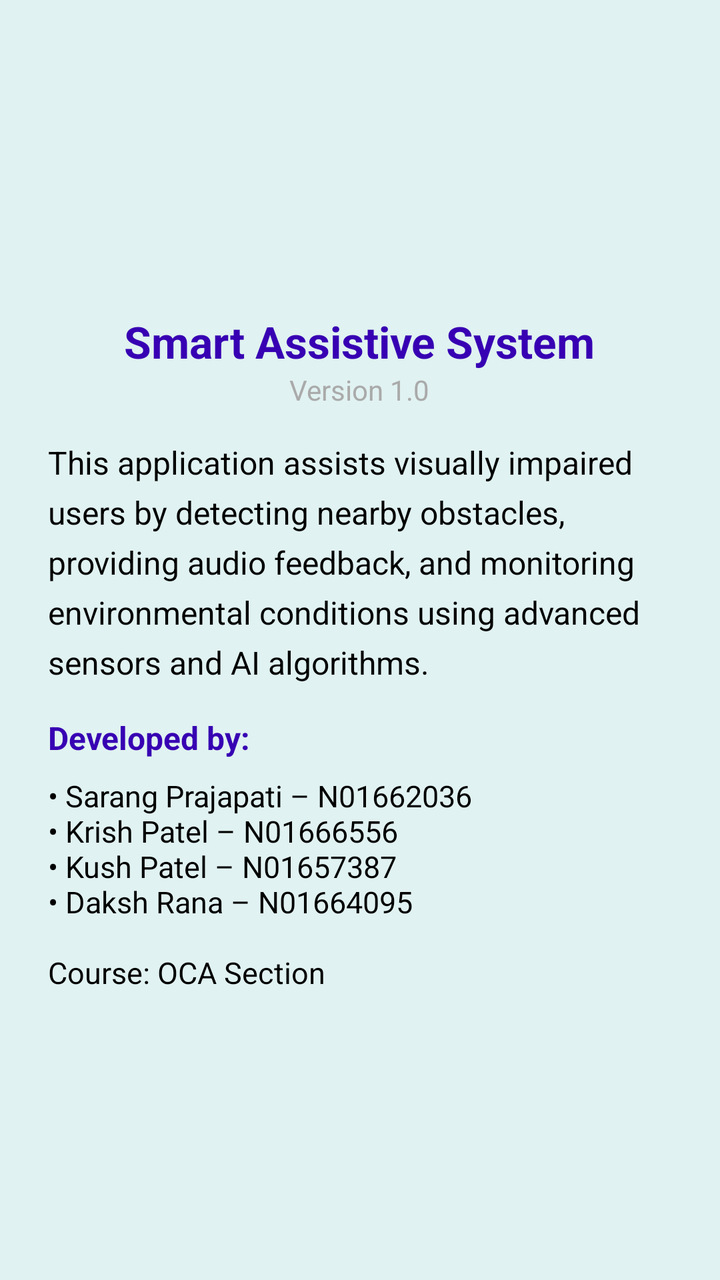
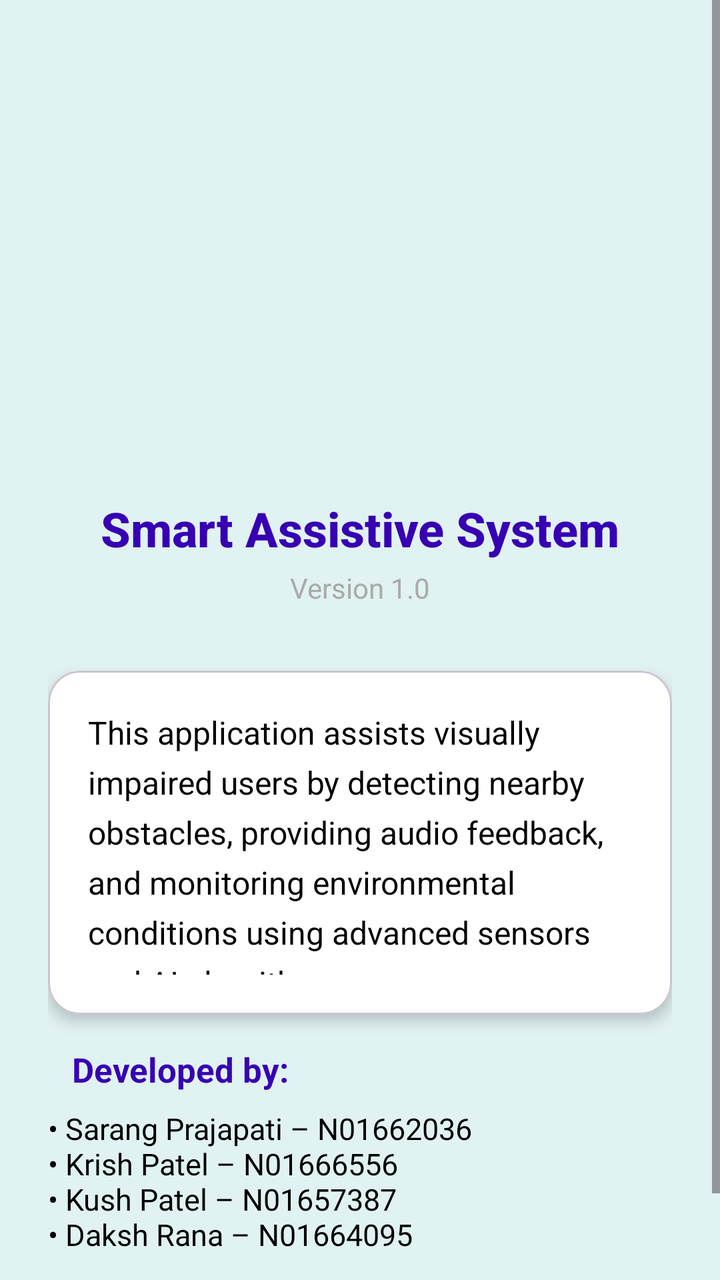

Screens rendered from an Android XML layout before and after an edit, with the pre-edit source and the edit as a unified diff.
<!-- AndroidManifest.xml: application theme Theme.SmartAssistiveSystem -->
<!-- res/layout/fragment_about.xml -->
<?xml version="1.0" encoding="utf-8"?>
<ScrollView xmlns:android="http://schemas.android.com/apk/res/android"
    android:layout_width="match_parent"
    android:layout_height="match_parent"
    android:background="@color/teal_50">

    <LinearLayout
        android:layout_width="match_parent"
        android:layout_height="wrap_content"
        android:orientation="vertical"
        android:padding="24dp">

        <ImageView
            android:layout_width="120dp"
            android:layout_height="120dp"
            android:src="@mipmap/ic_launcher_round"
            android:layout_gravity="center"
            android:contentDescription="App Logo"/>

        <TextView
            android:layout_width="wrap_content"
            android:layout_height="wrap_content"
            android:text="Smart Assistive System"
            android:textStyle="bold"
            android:textColor="@color/purple_700"
            android:textSize="22sp"
            android:layout_gravity="center"
            android:layout_marginTop="12dp"/>

        <TextView
            android:layout_width="wrap_content"
            android:layout_height="wrap_content"
            android:text="Version 1.0"
            android:textColor="@android:color/darker_gray"
            android:layout_gravity="center"
            android:layout_marginBottom="16dp"/>

        <TextView
            android:layout_width="match_parent"
            android:layout_height="wrap_content"
            android:text="This application assists visually impaired users by detecting nearby obstacles, providing audio feedback, and monitoring environmental conditions using advanced sensors and AI algorithms."
            android:textSize="16sp"
            android:lineSpacingExtra="6dp"
            android:textColor="@android:color/black"
            android:layout_marginBottom="16dp"/>

        <TextView
            android:text="Developed by:"
            android:textStyle="bold"
            android:textSize="16sp"
            android:textColor="@color/purple_700"
            android:layout_marginBottom="8dp"
            android:layout_width="wrap_content"
            android:layout_height="wrap_content"/>

        <TextView
            android:text="• Sarang Prajapati – N01662036\n• Krish Patel – N01666556\n• Kush Patel – N01657387\n• Daksh Rana – N01664095\n\nCourse: OCA Section"
            android:textSize="15sp"
            android:textColor="@android:color/black"
            android:layout_width="wrap_content"
            android:layout_height="wrap_content"/>

    </LinearLayout>
</ScrollView>
<!-- resources referenced by this layout -->
<resources>
  <color name="purple_700">#3700B3</color>
  <color name="teal_50">#E0F2F1</color>
  <!-- mipmap ic_launcher_round (mipmap-anydpi-v26) -->
  <?xml version="1.0" encoding="utf-8"?>
  <adaptive-icon xmlns:android="http://schemas.android.com/apk/res/android">
      <background android:drawable="@drawable/ic_launcher_background"/>
      <foreground android:drawable="@mipmap/ic_launcher_foreground"/>
  </adaptive-icon>
  <style name="Theme.SmartAssistiveSystem" parent="Theme.Material3.DayNight.NoActionBar">
          
          <item name="windowActionBar">false</item>
          <item name="windowNoTitle">true</item>
  
          
          <item name="colorPrimary">@color/purple_500</item>
          <item name="colorPrimaryVariant">@color/purple_700</item>
          <item name="colorOnPrimary">@color/white</item>
  
          
          <item name="colorSecondary">@color/teal_200</item>
          <item name="colorOnSecondary">@color/black</item>
  
          
          <item name="android:statusBarColor">?attr/colorPrimaryVariant</item>
  
          
          <item name="actionMenuTextAppearance">@style/ActionMenuTextStyle</item>
      </style>
  <!-- drawable ic_launcher_background (drawable) -->
  <?xml version="1.0" encoding="utf-8"?>
  <vector
      android:height="108dp"
      android:width="108dp"
      android:viewportHeight="108"
      android:viewportWidth="108"
      xmlns:android="http://schemas.android.com/apk/res/android">
      <path android:fillColor="#B4DBDB"
            android:pathData="M0,0h108v108h-108z"/>
  
  
  
  
  
  
  
  
  
  
  
  
  
  
  
  
  
  
  
  
  
  
  
  
  
  
  
  
  
  
  
  
  
  
  
  
  
  
  
  
  
  
  
  
  
  
  
  
  
  
  
  
  
  
  
  
  
  
  
  
  
  
  
  
  </vector>
  <color name="purple_500">#6200EE</color>
  <color name="white">#FFFFFF</color>
  <color name="teal_200">#03DAC5</color>
  <color name="black">#000000</color>
  <style name="ActionMenuTextStyle" parent="@android:style/TextAppearance.Widget.IconMenu.Item">
          <item name="android:textSize">14sp</item>
          <item name="android:textColor">#FFFFFF</item>
          <item name="android:textAllCaps">false</item>
      </style>
</resources>

<!-- the commit's change to res/layout/fragment_about.xml (unified diff, before → after) -->
@@ -1,64 +1,114 @@
 <?xml version="1.0" encoding="utf-8"?>
 <ScrollView xmlns:android="http://schemas.android.com/apk/res/android"
+    xmlns:app="http://schemas.android.com/apk/res-auto"
     android:layout_width="match_parent"
     android:layout_height="match_parent"
-    android:background="@color/teal_50">
+    android:background="@color/teal_50"
+    android:fillViewport="true">
 
-    <LinearLayout
+    <androidx.constraintlayout.widget.ConstraintLayout
         android:layout_width="match_parent"
         android:layout_height="wrap_content"
-        android:orientation="vertical"
         android:padding="24dp">
 
-        <ImageView
+        
+
+        
+
+        <com.google.android.material.imageview.ShapeableImageView
+            android:id="@+id/app_logo"
             android:layout_width="120dp"
             android:layout_height="120dp"
+            android:layout_marginTop="88dp"
+            android:contentDescription="@string/app_logo_description"
+            android:scaleType="centerCrop"
             android:src="@mipmap/ic_launcher_round"
-            android:layout_gravity="center"
-            android:contentDescription="App Logo"/>
+            app:layout_constraintEnd_toEndOf="parent"
+            app:layout_constraintHorizontal_bias="0.497"
+            app:layout_constraintStart_toStartOf="parent"
+            app:layout_constraintTop_toTopOf="parent"
+            app:shapeAppearanceOverlay="@style/CircleImage" />
 
-        <TextView
+        <com.google.android.material.textview.MaterialTextView
+            android:id="@+id/app_name"
             android:layout_width="wrap_content"
             android:layout_height="wrap_content"
             android:text="Smart Assistive System"
+            android:textSize="24sp"
             android:textStyle="bold"
             android:textColor="@color/purple_700"
-            android:textSize="22sp"
-            android:layout_gravity="center"
-            android:layout_marginTop="12dp"/>
+            android:fontFamily="sans-serif-medium"
+            app:layout_constraintTop_toBottomOf="@id/app_logo"
+            app:layout_constraintStart_toStartOf="parent"
+            app:layout_constraintEnd_toEndOf="parent"
+            android:layout_marginTop="16dp" />
 
-        <TextView
+        
+        <com.google.android.material.textview.MaterialTextView
+            android:id="@+id/app_version"
             android:layout_width="wrap_content"
             android:layout_height="wrap_content"
             android:text="Version 1.0"
+            android:textSize="14sp"
             android:textColor="@android:color/darker_gray"
-            android:layout_gravity="center"
-            android:layout_marginBottom="16dp"/>
+            app:layout_constraintTop_toBottomOf="@id/app_name"
+            app:layout_constraintStart_toStartOf="parent"
+            app:layout_constraintEnd_toEndOf="parent"
+            android:layout_marginTop="4dp" />
 
-        <TextView
-            android:layout_width="match_parent"
+        
+        <com.google.android.material.card.MaterialCardView
+            android:id="@+id/description_card"
+            android:layout_width="0dp"
             android:layout_height="wrap_content"
-            android:text="This application assists visually impaired users by detecting nearby obstacles, providing audio feedback, and monitoring environmental conditions using advanced sensors and AI algorithms."
-            android:textSize="16sp"
-            android:lineSpacingExtra="6dp"
-            android:textColor="@android:color/black"
-            android:layout_marginBottom="16dp"/>
+            android:layout_marginTop="32dp"
+            android:layout_marginBottom="24dp"
+            app:cardCornerRadius="16dp"
+            app:cardElevation="4dp"
+            app:cardBackgroundColor="@android:color/white"
+            app:layout_constraintTop_toBottomOf="@id/app_version"
+            app:layout_constraintStart_toStartOf="parent"
+            app:layout_constraintEnd_toEndOf="parent">
 
-        <TextView
+            <com.google.android.material.textview.MaterialTextView
+                android:layout_width="match_parent"
+                android:layout_height="172dp"
+                android:fontFamily="sans-serif"
+                android:lineSpacingExtra="6dp"
+                android:padding="20dp"
+                android:text="@string/app_description"
+                android:textColor="@android:color/black"
+                android:textSize="16sp" />
+
+        </com.google.android.material.card.MaterialCardView>
+
+        
+
+        <com.google.android.material.textview.MaterialTextView
+            android:id="@+id/developed_by_label"
+            android:layout_width="wrap_content"
+            android:layout_height="wrap_content"
+            android:layout_marginStart="12dp"
+            android:layout_marginTop="16dp"
             android:text="Developed by:"
+            android:textColor="@color/purple_700"
+            android:textSize="17sp"
             android:textStyle="bold"
-            android:textSize="16sp"
-            android:textColor="@color/purple_700"
-            android:layout_marginBottom="8dp"
-            android:layout_width="wrap_content"
-            android:layout_height="wrap_content"/>
+            app:layout_constraintStart_toStartOf="parent"
+            app:layout_constraintTop_toBottomOf="@id/description_card" />
 
-        <TextView
-            android:text="• Sarang Prajapati – N01662036\n• Krish Patel – N01666556\n• Kush Patel – N01657387\n• Daksh Rana – N01664095\n\nCourse: OCA Section"
+        <com.google.android.material.textview.MaterialTextView
+            android:layout_width="0dp"
+            android:layout_height="wrap_content"
+            android:layout_marginTop="8dp"
+            android:text="@string/developers_list"
             android:textSize="15sp"
             android:textColor="@android:color/black"
-            android:layout_width="wrap_content"
-            android:layout_height="wrap_content"/>
+            android:fontFamily="sans-serif"
+            app:layout_constraintTop_toBottomOf="@id/developed_by_label"
+            app:layout_constraintStart_toStartOf="parent"
+            app:layout_constraintEnd_toEndOf="parent"
+            android:layout_marginBottom="32dp" />
 
-    </LinearLayout>
+    </androidx.constraintlayout.widget.ConstraintLayout>
 </ScrollView>
<!-- resource entries referenced after the edit -->
@@ -8,7 +8,15 @@
       <background android:drawable="@drawable/ic_launcher_background"/>
       <foreground android:drawable="@mipmap/ic_launcher_foreground"/>
   </adaptive-icon>
+  <string name="app_description">This application assists visually impaired users by detecting nearby obstacles, providing audio feedback, and monitoring environmental conditions using advanced sensors and AI algorithms.</string>
+  <string name="app_logo_description">Smart Assistive System Logo</string>
+  <string name="developers_list">• Sarang Prajapati – N01662036\n• Krish Patel – N01666556\n• Kush Patel – N01657387\n• Daksh Rana – N01664095\n\nCourse: OCA Section</string>
+  <style name="CircleImage" parent="">
+          <item name="cornerFamily">rounded</item>
+          <item name="cornerSize">50%</item>
+      </style>
   <style name="Theme.SmartAssistiveSystem" parent="Theme.Material3.DayNight.NoActionBar">
+  
           
           <item name="windowActionBar">false</item>
           <item name="windowNoTitle">true</item>
